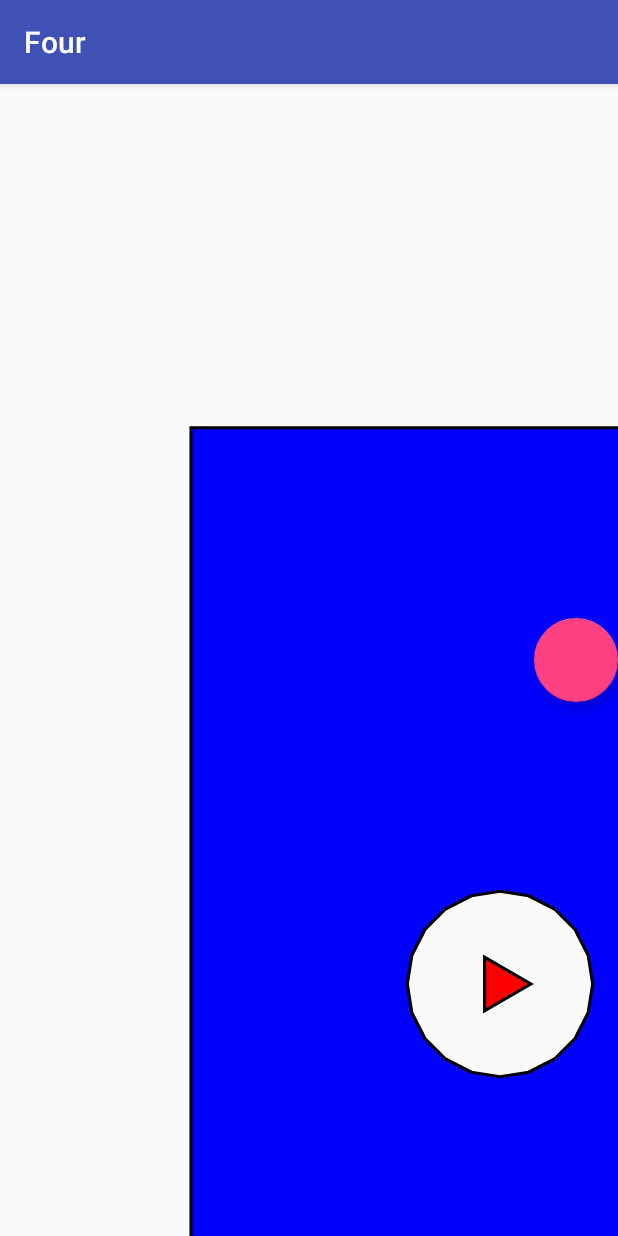
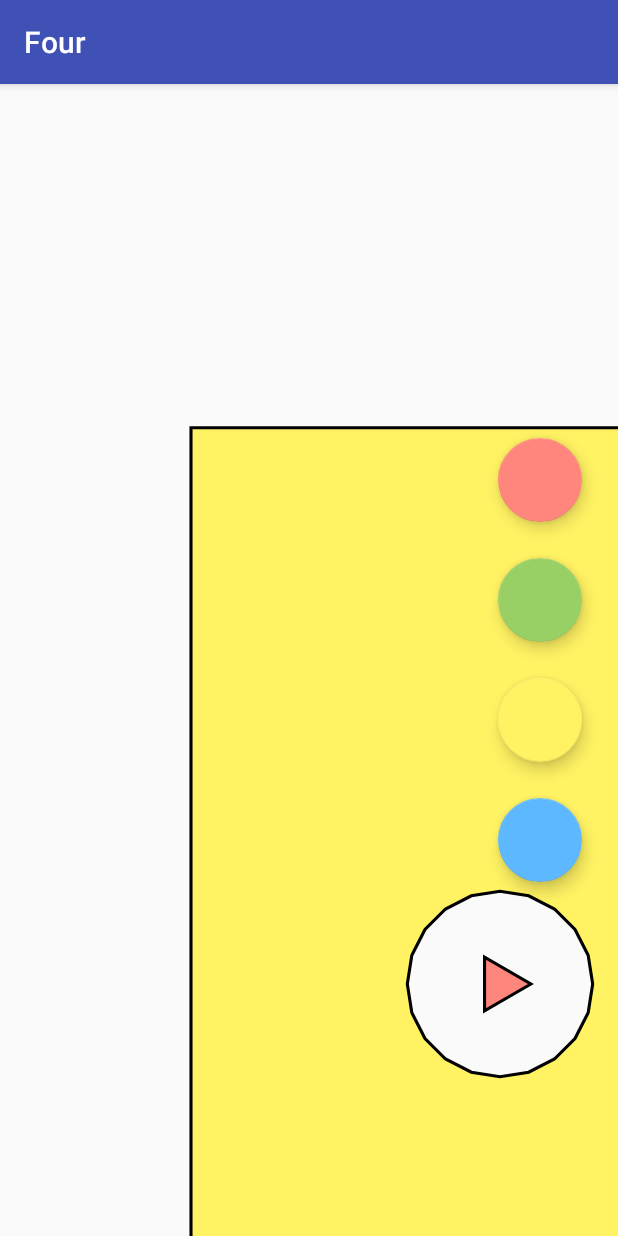
Before and after one commit to simonolander/four, an Android app: the screen it shows after launch (MainActivity), on a phone screen of 412 x 824 dp. Run offline under Robolectric (Android 15) with nearby library versions, the light colour scheme and no system bars.

Commit message:
Change color buttons

```diff
--- a/app/src/main/java/se/olander/android/four/LevelFragment.java
+++ b/app/src/main/java/se/olander/android/four/LevelFragment.java
@@ -1,5 +1,7 @@
 package se.olander.android.four;
 
+import android.content.res.ColorStateList;
+import android.graphics.Color;
 import android.os.Bundle;
 import android.support.annotation.Nullable;
 import android.support.design.widget.FloatingActionButton;
@@ -11,22 +13,61 @@
 
 public class LevelFragment extends Fragment {
 
+    private FloatingActionButton colorButton1;
+    private FloatingActionButton colorButton2;
+    private FloatingActionButton colorButton3;
+    private FloatingActionButton colorButton4;
+
+    private int color1 = 0xffff867c;
+    private int color2 = 0xff99d066;
+    private int color3 = 0xfffff263;
+    private int color4 = 0xff5eb8ff;
+
     @Nullable
     @Override
     public View onCreateView(LayoutInflater inflater, @Nullable ViewGroup container, @Nullable Bundle savedInstanceState) {
         View view = inflater.inflate(R.layout.fragment_level, container, false);
 
-        PaintingView painting = view.findViewById(R.id.painting);
+        final PaintingView painting = view.findViewById(R.id.painting);
         painting.setPainting(Painting.somePainting());
 
-        FloatingActionButton color1 = view.findViewById(R.id.color_one);
-        color1.setOnClickListener(new View.OnClickListener() {
-            private final String TAG = LevelFragment.class.getSimpleName();
+        painting.setColors(color1, color2, color3, color4);
+
+        colorButton1 = view.findViewById(R.id.color_1);
+        colorButton1.setOnClickListener(new View.OnClickListener() {
             @Override
             public void onClick(View view) {
-                Log.d(TAG, "onClick: " + view);
+                painting.setSelectedRegionColor(0);
             }
         });
+        colorButton1.setBackgroundTintList(ColorStateList.valueOf(color1));
+
+        colorButton2 = view.findViewById(R.id.color_2);
+        colorButton2.setOnClickListener(new View.OnClickListener() {
+            @Override
+            public void onClick(View view) {
+                painting.setSelectedRegionColor(1);
+            }
+        });
+        colorButton2.setBackgroundTintList(ColorStateList.valueOf(color2));
+
+        colorButton3 = view.findViewById(R.id.color_3);
+        colorButton3.setOnClickListener(new View.OnClickListener() {
+            @Override
+            public void onClick(View view) {
+                painting.setSelectedRegionColor(2);
+            }
+        });
+        colorButton3.setBackgroundTintList(ColorStateList.valueOf(color3));
+
+        colorButton4 = view.findViewById(R.id.color_4);
+        colorButton4.setOnClickListener(new View.OnClickListener() {
+            @Override
+            public void onClick(View view) {
+                painting.setSelectedRegionColor(3);
+            }
+        });
+        colorButton4.setBackgroundTintList(ColorStateList.valueOf(color4));
 
 
         return view;
--- a/app/src/main/java/se/olander/android/four/PaintingView.java
+++ b/app/src/main/java/se/olander/android/four/PaintingView.java
@@ -8,26 +8,23 @@
 import android.graphics.PointF;
 import android.support.annotation.Nullable;
 import android.util.AttributeSet;
-import android.util.Log;
 import android.view.GestureDetector;
 import android.view.MotionEvent;
 import android.view.ScaleGestureDetector;
 import android.view.View;
 
-import java.util.ArrayList;
-
 public class PaintingView extends View {
     private static final String TAG = PaintingView.class.getSimpleName();
 
     private final Paint
-        red = new Paint(),
-        green = new Paint(),
-        blue = new Paint(),
-        yellow = new Paint(),
+        paint1 = new Paint(),
+        paint2 = new Paint(),
+        paint3 = new Paint(),
+        paint4 = new Paint(),
         border = new Paint();
 
     private final Paint[] colors = new Paint[] {
-        red, green, blue, yellow
+        paint1, paint2, paint3, paint4
     };
 
     private final ScaleGestureDetector scaleGestureDetector;
@@ -41,19 +38,21 @@
     private Matrix matrix;
     private Matrix inverseMatrix = new Matrix();
 
-    private ArrayList<PointF> clicks = new ArrayList<>();
+    private Painting.PaintRegion currentSelectedRegion;
+
+    private OnSelectedRegionChangedListener onSelectedRegionChangedListener;
 
     public PaintingView(Context context, @Nullable AttributeSet attrs) {
         super(context, attrs);
 
-        red.setColor(Color.RED);
-        red.setAntiAlias(true);
-        green.setColor(Color.GREEN);
-        green.setAntiAlias(true);
-        blue.setColor(Color.BLUE);
-        blue.setAntiAlias(true);
-        yellow.setColor(Color.YELLOW);
-        yellow.setAntiAlias(true);
+        paint1.setColor(Color.RED);
+        paint1.setAntiAlias(true);
+        paint2.setColor(Color.GREEN);
+        paint2.setAntiAlias(true);
+        paint3.setColor(Color.BLUE);
+        paint3.setAntiAlias(true);
+        paint4.setColor(Color.YELLOW);
+        paint4.setAntiAlias(true);
         border.setColor(Color.BLACK);
         border.setStyle(Paint.Style.STROKE);
         border.setStrokeWidth(5);
@@ -78,10 +77,6 @@
     protected void onDraw(Canvas canvas) {
         canvas.setMatrix(matrix);
         drawPainting(canvas, painting);
-
-        for (PointF click : clicks) {
-            canvas.drawCircle(click.x, click.y, 10, yellow);
-        }
     }
 
     private void drawPainting(Canvas canvas, Painting painting) {
@@ -166,27 +161,20 @@
 
     private void onClick(float x, float y) {
         PointF point = toPaintingPoint(x, y);
-//        clicks.add(point);
         Painting.PaintRegion region = painting.getRegion(point);
-        if (region == null) {
+        currentSelectedRegion = region;
+        if (this.onSelectedRegionChangedListener != null) {
+            this.onSelectedRegionChangedListener.onSelectedRegionChanged();
+        }
+        postInvalidate();
+    }
+
+    public void setSelectedRegionColor(int colorIndex) {
+        if (this.currentSelectedRegion == null) {
             return;
         }
-        Integer currentColor = painting.colors.get(region);
-        if (currentColor == null) {
-            painting.colors.put(region, 0);
-        }
-        else if (currentColor == 0) {
-            painting.colors.put(region, 1);
-        }
-        else if (currentColor == 1) {
-            painting.colors.put(region, 2);
-        }
-        else if (currentColor == 2) {
-            painting.colors.put(region, 3);
-        }
-        else if (currentColor == 3) {
-            painting.colors.put(region, null);
-        }
+
+        painting.colors.put(this.currentSelectedRegion, colorIndex);
         postInvalidate();
     }
 
@@ -202,6 +190,17 @@
         boolean retVal = scaleGestureDetector.onTouchEvent(event);
         retVal = gestureDetector.onTouchEvent(event) || retVal;
         return retVal || super.onTouchEvent(event);
+    }
+
+    public void setColors(int color1, int color2, int color3, int color4) {
+        paint1.setColor(color1);
+        paint2.setColor(color2);
+        paint3.setColor(color3);
+        paint4.setColor(color4);
+    }
+
+    public void setOnSelectedRegionChangedListener(OnSelectedRegionChangedListener listener) {
+        this.onSelectedRegionChangedListener = listener;
     }
 
     private class PaintingOnGestureListener extends GestureDetector.SimpleOnGestureListener {
@@ -243,4 +242,8 @@
             return true;
         }
     }
+
+    public interface OnSelectedRegionChangedListener {
+        void onSelectedRegionChanged();
+    }
 }
--- a/app/src/main/res/layout/fragment_level.xml
+++ b/app/src/main/res/layout/fragment_level.xml
@@ -8,11 +8,50 @@
         android:layout_width="match_parent"
         android:layout_height="match_parent"/>
 
-    <android.support.design.widget.FloatingActionButton
-        android:id="@+id/color_one"
+    <LinearLayout
         android:layout_width="wrap_content"
         android:layout_height="wrap_content"
-        android:layout_alignParentEnd="true"
-        android:layout_centerVertical="true"/>
+        android:layout_alignParentRight="true"
+        android:layout_centerVertical="true"
+        android:orientation="vertical">
+
+        <android.support.design.widget.FloatingActionButton
+            android:id="@+id/color_1"
+            android:layout_width="wrap_content"
+            android:layout_height="wrap_content"
+            android:layout_marginLeft="24dp"
+            android:layout_marginRight="24dp"
+            android:layout_marginTop="12dp"
+            android:layout_marginBottom="12dp"/>
+
+        <android.support.design.widget.FloatingActionButton
+            android:id="@+id/color_2"
+            android:layout_width="wrap_content"
+            android:layout_height="wrap_content"
+            android:layout_marginLeft="24dp"
+            android:layout_marginRight="24dp"
+            android:layout_marginTop="12dp"
+            android:layout_marginBottom="12dp"/>
+
+        <android.support.design.widget.FloatingActionButton
+            android:id="@+id/color_3"
+            android:layout_width="wrap_content"
+            android:layout_height="wrap_content"
+            android:layout_marginLeft="24dp"
+            android:layout_marginRight="24dp"
+            android:layout_marginTop="12dp"
+            android:layout_marginBottom="12dp"/>
+
+        <android.support.design.widget.FloatingActionButton
+            android:id="@+id/color_4"
+            android:layout_width="wrap_content"
+            android:layout_height="wrap_content"
+            android:layout_marginLeft="24dp"
+            android:layout_marginRight="24dp"
+            android:layout_marginTop="12dp"
+            android:layout_marginBottom="12dp"/>
+
+    </LinearLayout>
+
 
 </RelativeLayout>
```
